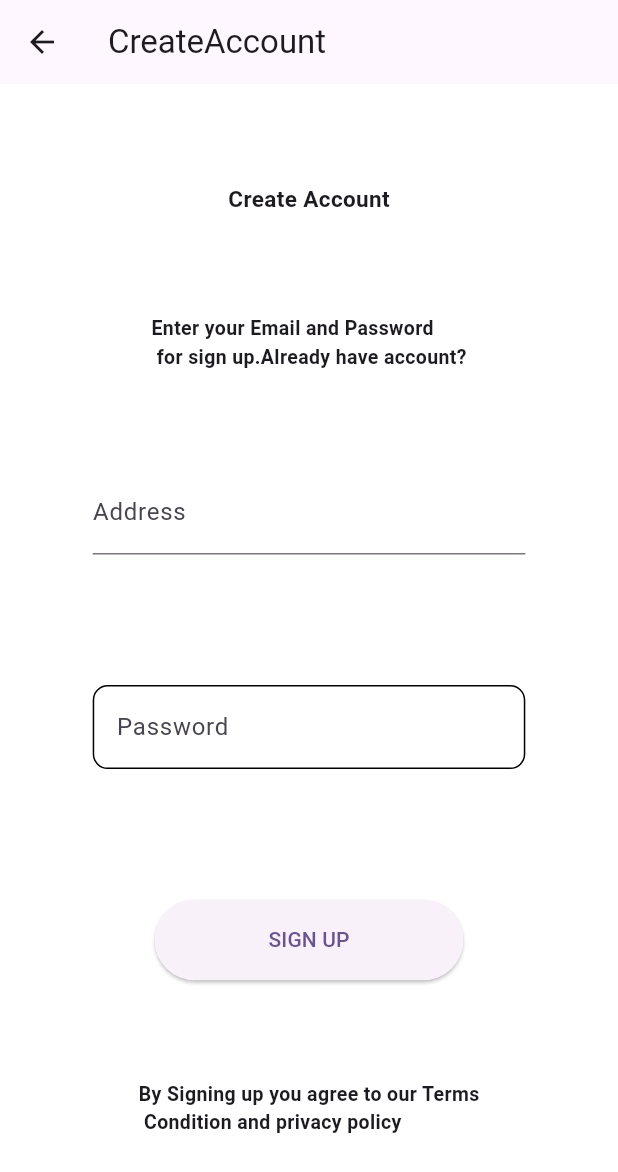
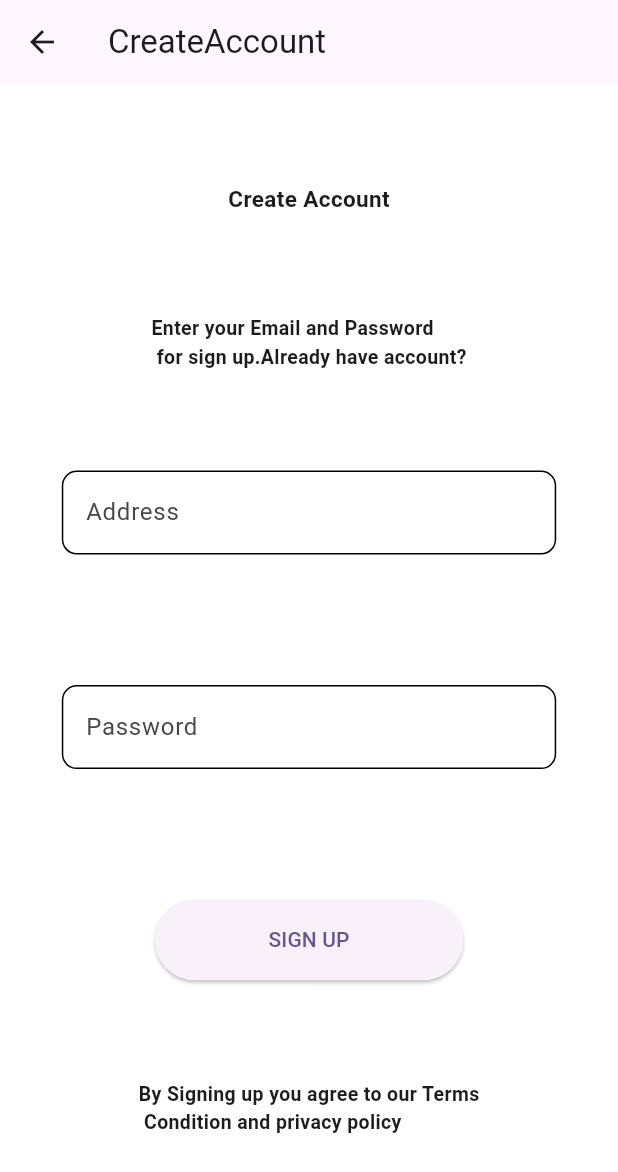
Before and after one commit to AbdulWaheedRao/abcdef, a Flutter app: the LoginScreen screen opened directly, after a tap on "Login", after a tap on "New user?Create Account", on a phone screen of 412 x 824 dp. Shown: the top 1172 px of the screen. Run offline on Flutter 3.47's test engine with Material 2 defaults, Android fonts, the phone set to English and light mode, and no system bars; drawn by our look-alikes of auto_size_text; our stand-ins replace cloud_firestore, firebase_auth, firebase_core; accounts and stored records are empty; network calls fail.

Commit message:
first commit

```diff
--- /dev/null
+++ b/lib/controller/routes.dart
@@ -0,0 +1,62 @@
+import 'package:flutter/material.dart';
+import 'package:flutter_application_project/view/createscreen.dart';
+import 'package:flutter_application_project/view/dashboadscreen.dart';
+import 'package:flutter_application_project/view/forgotpassword.dart';
+import 'package:flutter_application_project/view/homescreen.dart';
+import 'package:flutter_application_project/view/hotelscreen.dart';
+import 'package:flutter_application_project/view/loginscreen.dart';
+import 'package:flutter_application_project/view/profile.dart';
+
+import '../main.dart';
+
+Route onGenerateRoute(RouteSettings settings) {
+  if (settings.name == SplashScreen.pageName) {
+    return MaterialPageRoute(
+      builder: (context) => const SplashScreen(),
+    );
+  } else if (settings.name == HomeScreen.pageName) {
+    return MaterialPageRoute(
+      builder: (context) => const HomeScreen(),
+    );
+  } else if (settings.name == ProfileScreen.pageName) {
+    return ScaleFadeTransition(page: const ProfileScreen(), settings: settings);
+  } else if (settings.name == LoginScreen.pageName) {
+    return MaterialPageRoute(
+      builder: (context) => const LoginScreen(),
+    );
+  } else if (settings.name == CreateScreen.pageName) {
+    return ScaleFadeTransition(page: const CreateScreen(), settings: settings);
+  } else if (settings.name == ForgotPassword.pageName) {
+    return MaterialPageRoute(
+      builder: (context) => const ForgotPassword(),
+    );
+  } else if (settings.name == DashboardScreen.pageName) {
+    return MaterialPageRoute(
+      builder: (context) => const DashboardScreen(),
+    );
+  } else {
+    return MaterialPageRoute(
+      builder: (context) => const HotelDetailScreen(),
+    );
+  }
+}
+
+class ScaleFadeTransition extends PageRouteBuilder {
+  ScaleFadeTransition({required this.page, RouteSettings? settings})
+      : super(
+            pageBuilder: (context, animation, reverseAnimation) => page,
+            transitionDuration: const Duration(seconds: 1),
+            reverseTransitionDuration: const Duration(seconds: 1),
+            settings: settings,
+            transitionsBuilder: (context, animation, reverseAnimation, child) =>
+                FadeTransition(
+                  opacity: animation,
+                  child: ScaleTransition(
+                    scale: CurvedAnimation(
+                        parent: animation, curve: Curves.bounceInOut),
+                    child: child,
+                  ),
+                ));
+
+  final Widget page;
+}
--- a/lib/view/createscreen.dart
+++ b/lib/view/createscreen.dart
@@ -1,22 +1,33 @@
 import 'package:auto_size_text/auto_size_text.dart';
 import 'package:firebase_auth/firebase_auth.dart';
 import 'package:flutter/material.dart';
+import 'package:flutter_application_project/view/loginscreen.dart';
 import 'package:flutter_application_project/view/profile.dart';
 
 import 'dashboadscreen.dart';
 
 class CreateScreen extends StatefulWidget {
   const CreateScreen({super.key});
+  static const pageName = "/CreateScreen";
 
   @override
   State<CreateScreen> createState() => _CreateScreenState();
 }
 
 class _CreateScreenState extends State<CreateScreen> {
+  bool _obscureText = true;
   TextEditingController emailController = TextEditingController();
   TextEditingController passwordController = TextEditingController();
   GlobalKey<FormState> globlekey = GlobalKey<FormState>();
   GlobalKey<FormState> globlekey1 = GlobalKey<FormState>();
+
+  @override
+  void dispose() {
+    emailController.dispose();
+    passwordController.dispose();
+    super.dispose();
+  }
+
   @override
   Widget build(BuildContext context) {
     screenSize = MediaQuery.of(context).size;
@@ -48,14 +59,16 @@ class _CreateScreenState extends State<CreateScreen> {
                           style: TextStyle(
                               fontWeight: FontWeight.bold, fontSize: 13)),
                       SizedBox(
-                        width: screenWidth * 0.7,
+                        width: screenWidth * 0.8,
                         height: clientHeight * 0.1,
                         child: Form(
                             key: globlekey,
                             child: TextFormField(
                               controller: emailController,
-                              decoration: const InputDecoration(
+                              decoration: InputDecoration(
                                   hintText: 'Enter the Address',
+                                  enabledBorder: OutlineInputBorder(
+                                      borderRadius: BorderRadius.circular(10)),
                                   labelText: 'Address'),
                               validator: (value) {
                                 if (value!.isEmpty) {
@@ -69,7 +82,7 @@ class _CreateScreenState extends State<CreateScreen> {
                             )),
                       ),
                       SizedBox(
-                        width: screenWidth * 0.7,
+                        width: screenWidth * 0.8,
                         height: clientHeight * 0.1,
                         child: Form(
                             key: globlekey1,
@@ -98,10 +111,11 @@ class _CreateScreenState extends State<CreateScreen> {
                                     email: emailController.text,
                                     password: passwordController.text,
                                   );
-                                  Navigator.of(context).push(MaterialPageRoute(
-                                    builder: (context) =>
-                                        const DashboardScreen(),
-                                  ));
+                                  Navigator.of(context)
+                                      .pushNamed(LoginScreen.pageName);
+                                  // Navigator.of(context).push(MaterialPageRoute(
+                                  //   builder: (context) => const LoginScreen(),
+                                  // ));
                                 } on FirebaseAuthException catch (e) {
                                   if (e.code == 'weak-password') {
                                     ScaffoldMessenger.of(context)
--- a/lib/view/detail.dart
+++ b/lib/view/detail.dart
@@ -7,6 +7,7 @@ import 'profile.dart';
 class DetailedHotelScreen extends StatefulWidget {
   DetailedHotelScreen(
       {super.key, required this.firstId, required this.secondId});
+  static const pageName = "/DetailScreen";
 
   String firstId;
   String secondId;
@@ -47,13 +48,13 @@ class _DetailedHotelScreenState extends State<DetailedHotelScreen> {
             appBar: AppBar(
               centerTitle: true,
               backgroundColor: Colors.white38.withOpacity(0.5),
-              title: const Text('ShanghaiHotels'),
+              title: const Text('HotelBook'),
             ),
             body: StreamBuilder(
                 stream: fireStore,
                 builder: (context, snapshot) {
                   if (snapshot.connectionState == ConnectionState.waiting) {
-                    return const CircularProgressIndicator();
+                    return const Center(child: CircularProgressIndicator());
                   } else if (snapshot.data!.docs.isNotEmpty) {
                     return ListView.builder(
                       itemCount: snapshot.data!.docs.length,
--- a/lib/view/forgotpassword.dart
+++ b/lib/view/forgotpassword.dart
@@ -4,6 +4,7 @@ import 'package:flutter_application_project/view/profile.dart';
 
 class ForgotPassword extends StatefulWidget {
   const ForgotPassword({super.key});
+  static const pageName = "/ForgotScreen";
 
   @override
   State<ForgotPassword> createState() => _ForgotPasswordState();
@@ -68,7 +69,7 @@ class _ForgotPasswordState extends State<ForgotPassword> {
                                     )))
                                 .onError((error, stackTrace) =>
                                     ScaffoldMessenger.of(context)
-                                        .showSnackBar(SnackBar(
+                                        .showSnackBar(const SnackBar(
                                       content: Text('Plese enter the email'),
                                     )));
                             globlekey.currentState!.validate();
--- a/lib/view/loginscreen.dart
+++ b/lib/view/loginscreen.dart
@@ -7,16 +7,26 @@ import 'profile.dart';
 
 class LoginScreen extends StatefulWidget {
   const LoginScreen({super.key});
+  static const pageName = "/LoginScreen";
 
   @override
   State<LoginScreen> createState() => _LoginScreenState();
 }
 
 class _LoginScreenState extends State<LoginScreen> {
+  bool _obscureText = true;
+
   TextEditingController emailController = TextEditingController();
   TextEditingController passwordController = TextEditingController();
   GlobalKey<FormState> globlekey = GlobalKey<FormState>();
   GlobalKey<FormState> globlekey1 = GlobalKey<FormState>();
+
+  @override
+  void dispose() {
+    emailController.dispose();
+    passwordController.dispose();
+    super.dispose();
+  }
 
   @override
   Widget build(BuildContext context) {
@@ -28,7 +38,8 @@ class _LoginScreenState extends State<LoginScreen> {
     return SafeArea(
       child: Scaffold(
         appBar: AppBar(
-          title: Text('Login'),
+          automaticallyImplyLeading: false,
+          title: const Text('Login'),
           centerTitle: true,
         ),
         resizeToAvoidBottomInset: false,
@@ -38,7 +49,6 @@ class _LoginScreenState extends State<LoginScreen> {
             const Expanded(flex: 1, child: SizedBox()),
             Expanded(
                 flex: 6,
-                child: Container(
                 child: Column(
                     mainAxisAlignment: MainAxisAlignment.spaceEvenly,
                     children: [
@@ -68,8 +78,10 @@ class _LoginScreenState extends State<LoginScreen> {
                             key: globlekey,
                             child: TextFormField(
                               controller: emailController,
-                                decoration: const InputDecoration(
+                              decoration: InputDecoration(
                                   hintText: 'Enter the Address',
+                                  enabledBorder: OutlineInputBorder(
+                                      borderRadius: BorderRadius.circular(10)),
                                   labelText: 'Address'),
                               validator: (value) {
                                 if (value!.isEmpty) {
@@ -88,12 +100,12 @@ class _LoginScreenState extends State<LoginScreen> {
                         child: Form(
                             key: globlekey1,
                             child: TextFormField(
+                              obscureText: _obscureText,
                               controller: passwordController,
                               decoration: InputDecoration(
                                   hintText: 'Enter the Password',
                                   enabledBorder: OutlineInputBorder(
-                                        borderRadius:
-                                            BorderRadius.circular(10)),
+                                      borderRadius: BorderRadius.circular(10)),
                                   labelText: 'Password'),
                               validator: (value) {
                                 if (value!.isEmpty) {
@@ -106,10 +118,11 @@ class _LoginScreenState extends State<LoginScreen> {
                         width: screenWidth * 0.3,
                         height: screenHeight * 0.07,
                         child: InkWell(
-                            onTap: () =>
-                                Navigator.of(context).push(MaterialPageRoute(
-                              builder: (context) => const ForgotPassword(),
-                            )),
+                          onTap: () => Navigator.of(context)
+                              .pushNamed(ForgotPassword.pageName),
+                          //     Navigator.of(context).push(MaterialPageRoute(
+                          //   builder: (context) => const ForgotPassword(),
+                          // )),
                           child: const FittedBox(
                               child: Text(
                             'forgot password',
@@ -127,10 +140,11 @@ class _LoginScreenState extends State<LoginScreen> {
                                     .signInWithEmailAndPassword(
                                         email: emailController.text,
                                         password: passwordController.text);
-                                  Navigator.of(context).push(MaterialPageRoute(
-                                    builder: (context) =>
-                                        const DashboardScreen(),
-                                  ));
+                                Navigator.of(context)
+                                    .pushNamed(DashboardScreen.pageName);
+                                // Navigator.of(context).push(MaterialPageRoute(
+                                //   builder: (context) => const DashboardScreen(),
+                                // ));
                               } on FirebaseAuthException catch (e) {
                                 if (e.code == 'user-not-found') {
                                   ScaffoldMessenger.of(context)
@@ -157,8 +171,7 @@ class _LoginScreenState extends State<LoginScreen> {
                               ),
                             )),
                       )
-                      ]),
-                )),
+                    ])),
             Expanded(
                 flex: 2,
                 child: Column(
@@ -170,10 +183,12 @@ class _LoginScreenState extends State<LoginScreen> {
                           child: FittedBox(
                               child: InkWell(
                                   onTap: () => Navigator.of(context)
-                                          .push(MaterialPageRoute(
-                                        builder: (context) =>
-                                            const CreateScreen(),
-                                      )),
+                                      .pushNamed(CreateScreen.pageName),
+                                  // Navigator.of(context)
+                                  //         .push(MaterialPageRoute(
+                                  //       builder: (context) =>
+                                  //           const CreateScreen(),
+                                  //     )),
                                   child:
                                       const Text('New user?Create Account')))),
                     ]))
```
Also changed, not shown: lib/main.dart (+11 -5 lines), lib/view/dashboadscreen.dart (+34 -52 lines), lib/view/homescreen.dart (+7 -10 lines), lib/view/hotelderail.dart (+19 -12 lines), lib/view/hotelscreen.dart (added, +16 -0 lines), lib/view/profile.dart (+23 -26 lines). Lines whose indentation alone changed are shown as unchanged.
